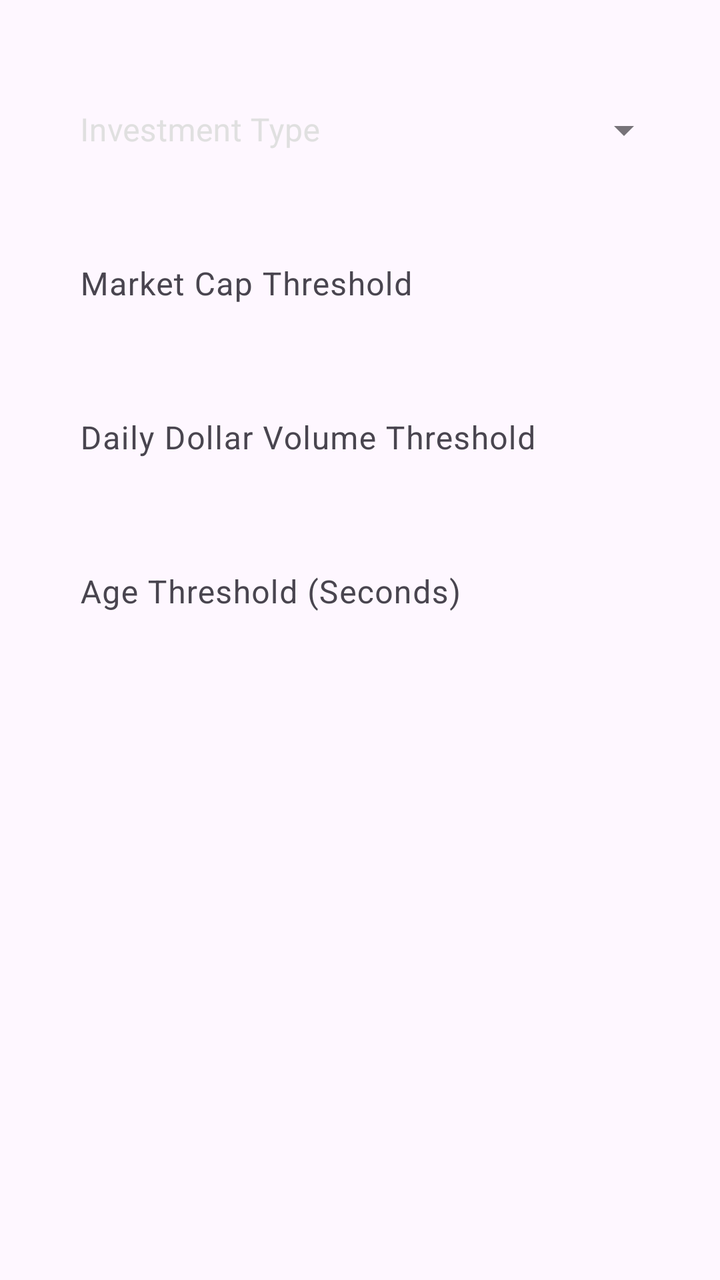
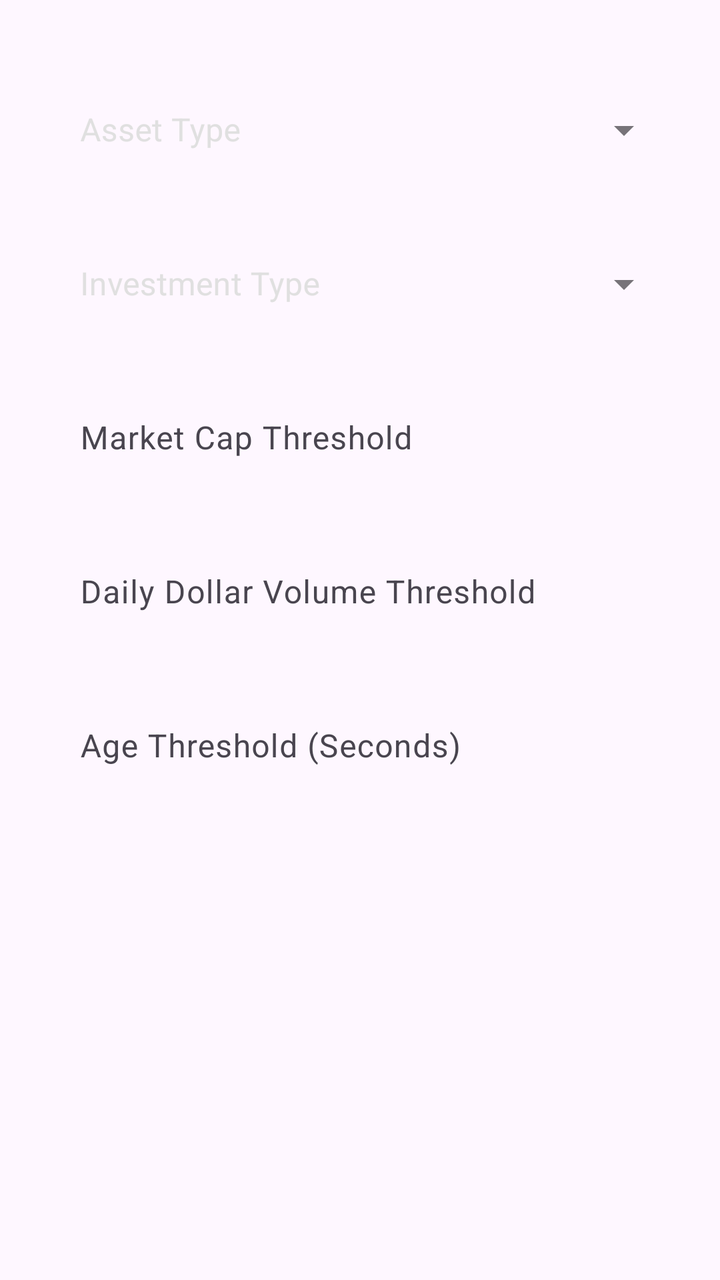

Before-and-after screenshots of an Android layout around one commit, followed by the original layout XML and the change that was made.
<!-- AndroidManifest.xml: application theme Theme.Investment -->
<!-- res/layout/dialog_configurations.xml -->
<?xml version="1.0" encoding="utf-8"?>
<LinearLayout xmlns:android="http://schemas.android.com/apk/res/android"
    xmlns:app="http://schemas.android.com/apk/res-auto"
    xmlns:tools="http://schemas.android.com/tools"
    android:layout_width="match_parent"
    android:layout_height="wrap_content"
    android:orientation="vertical"
    android:paddingHorizontal="24dp"
    android:paddingVertical="16dp">

    <com.google.android.material.textfield.TextInputLayout
        android:id="@+id/textField"
        style="@style/Widget.MaterialComponents.TextInputLayout.OutlinedBox.ExposedDropdownMenu"
        android:layout_width="match_parent"
        android:layout_height="wrap_content"
        android:layout_marginTop="16dp"
        app:layout_constraintLeft_toLeftOf="parent"
        app:layout_constraintTop_toTopOf="parent"
        app:layout_constraintBottom_toBottomOf="parent"
        android:hint="@string/investment_type"
        android:textColorHint="@color/off_white">

        <AutoCompleteTextView
            android:id="@+id/investmentTypeSpinner"
            android:popupBackground="@drawable/spinner_background"
            android:layout_width="match_parent"
            android:layout_height="wrap_content"
            android:textColor="@color/white"
            android:background="@color/transparent"
            android:inputType="none"
            android:maxLines="1"
            tools:ignore="LabelFor" />

    </com.google.android.material.textfield.TextInputLayout>

    <com.google.android.material.textfield.TextInputLayout
        android:layout_width="match_parent"
        android:layout_height="wrap_content"
        android:orientation="horizontal"
        android:layout_marginTop="16dp"
        app:endIconMode="clear_text">

        <com.google.android.material.textfield.TextInputEditText
            android:id="@+id/marketCapThresholdInput"
            android:layout_width="match_parent"
            android:layout_height="match_parent"
            android:hint="@string/market_cap_threshold"
            android:textColorHint="@color/off_white"
            android:textColor="@color/white"
            android:background="@color/transparent"
            android:inputType="numberDecimal"
            android:maxLines="1"
            android:paddingHorizontal="16dp"
            android:importantForAutofill="no" />

    </com.google.android.material.textfield.TextInputLayout>

    <com.google.android.material.textfield.TextInputLayout
        android:layout_width="match_parent"
        android:layout_height="wrap_content"
        android:orientation="horizontal"
        android:layout_marginTop="16dp"
        app:endIconMode="clear_text">

        <com.google.android.material.textfield.TextInputEditText
            android:id="@+id/dailyDollarVolumeThresholdInput"
            android:layout_width="match_parent"
            android:layout_height="match_parent"
            android:hint="@string/daily_dollar_volume_threshold"
            android:textColorHint="@color/off_white"
            android:textColor="@color/white"
            android:background="@color/transparent"
            android:inputType="numberDecimal"
            android:maxLines="1"
            android:paddingHorizontal="16dp"
            android:importantForAutofill="no" />

    </com.google.android.material.textfield.TextInputLayout>

    <com.google.android.material.textfield.TextInputLayout
        android:layout_width="match_parent"
        android:layout_height="wrap_content"
        android:orientation="horizontal"
        android:layout_marginTop="16dp"
        app:endIconMode="clear_text">

        <com.google.android.material.textfield.TextInputEditText
            android:id="@+id/ageInSecondsThresholdInput"
            android:layout_width="match_parent"
            android:layout_height="match_parent"
            android:hint="@string/age_in_seconds_threshold"
            android:textColorHint="@color/off_white"
            android:textColor="@color/white"
            android:background="@color/transparent"
            android:inputType="numberDecimal"
            android:maxLines="1"
            android:paddingHorizontal="16dp"
            android:importantForAutofill="no" />

    </com.google.android.material.textfield.TextInputLayout>
</LinearLayout>
<!-- resources referenced by this layout -->
<resources>
  <color name="off_white">#E0E0E0</color>
  <color name="transparent">#00000000</color>
  <color name="white">#FFF</color>
  <!-- drawable spinner_background (drawable) -->
  <shape xmlns:android="http://schemas.android.com/apk/res/android"
      android:shape="rectangle">
      <corners android:radius="16dp" />
      <padding
          android:bottom="4dp"
          android:top="4dp"
          android:left="4dp"
          android:right="4dp"/>
      <solid android:color="@color/darker_grey" />
      <stroke android:width="1dp" android:color="@color/dark_grey"/>
  </shape>
  <string name="age_in_seconds_threshold">Age Threshold (Seconds)</string>
  <string name="daily_dollar_volume_threshold">Daily Dollar Volume Threshold</string>
  <string name="investment_type">Investment Type</string>
  <string name="market_cap_threshold">Market Cap Threshold</string>
  <style name="Theme.Investment" parent="Theme.Material3.DayNight.NoActionBar">
          
          <item name="colorPrimary">@color/white</item>
          <item name="colorPrimaryVariant">@color/black</item>
          <item name="colorOnPrimary">@color/black</item>
          
          <item name="colorSecondary">@color/white</item>
          <item name="colorSecondaryVariant">@color/black</item>
          <item name="colorOnSecondary">@color/black</item>
      </style>
  <color name="darker_grey">#FF101010</color>
  <color name="dark_grey">#FF262626</color>
  <color name="black">#000</color>
</resources>

<!-- the commit's change to res/layout/dialog_configurations.xml (unified diff, before → after) -->
@@ -9,7 +9,30 @@
     android:paddingVertical="16dp">
 
     <com.google.android.material.textfield.TextInputLayout
-        android:id="@+id/textField"
+        style="@style/Widget.MaterialComponents.TextInputLayout.OutlinedBox.ExposedDropdownMenu"
+        android:layout_width="match_parent"
+        android:layout_height="wrap_content"
+        android:layout_marginTop="16dp"
+        app:layout_constraintLeft_toLeftOf="parent"
+        app:layout_constraintTop_toTopOf="parent"
+        app:layout_constraintBottom_toBottomOf="parent"
+        android:hint="@string/asset_type"
+        android:textColorHint="@color/off_white">
+
+        <AutoCompleteTextView
+            android:id="@+id/assetTypeSpinner"
+            android:popupBackground="@drawable/spinner_background"
+            android:layout_width="match_parent"
+            android:layout_height="wrap_content"
+            android:textColor="@color/white"
+            android:background="@color/transparent"
+            android:inputType="none"
+            android:maxLines="1"
+            tools:ignore="LabelFor" />
+
+    </com.google.android.material.textfield.TextInputLayout>
+
+    <com.google.android.material.textfield.TextInputLayout
         style="@style/Widget.MaterialComponents.TextInputLayout.OutlinedBox.ExposedDropdownMenu"
         android:layout_width="match_parent"
         android:layout_height="wrap_content"
<!-- resource entries referenced after the edit -->
@@ -16,6 +16,7 @@
       <stroke android:width="1dp" android:color="@color/dark_grey"/>
   </shape>
   <string name="age_in_seconds_threshold">Age Threshold (Seconds)</string>
+  <string name="asset_type">Asset Type</string>
   <string name="daily_dollar_volume_threshold">Daily Dollar Volume Threshold</string>
   <string name="investment_type">Investment Type</string>
   <string name="market_cap_threshold">Market Cap Threshold</string>
